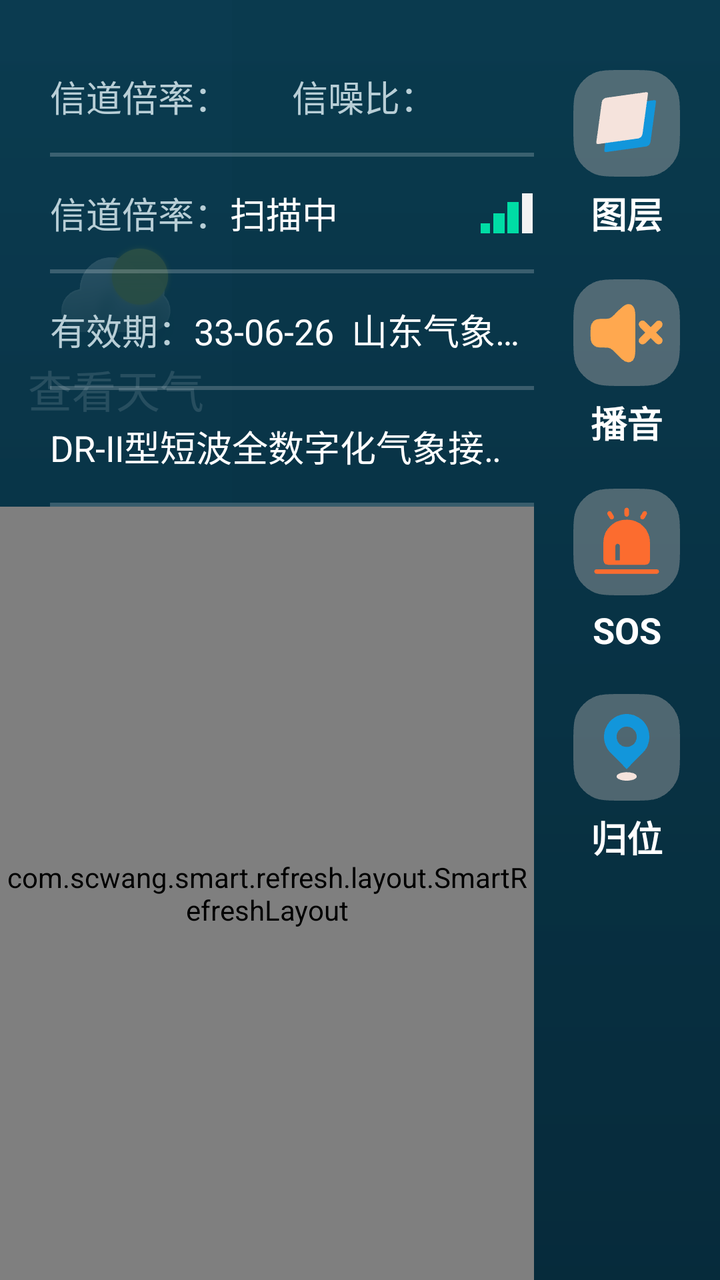
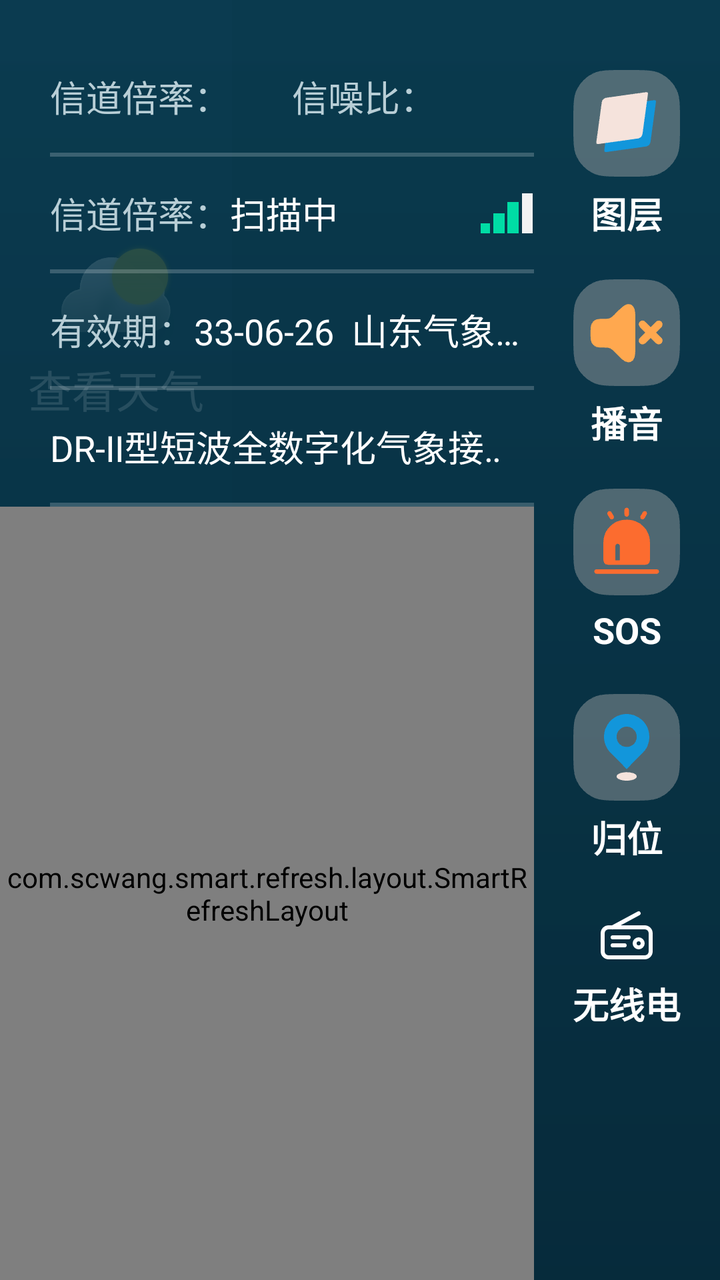

Before-and-after screenshots of an Android layout around one commit, followed by the original layout XML and the change that was made.
<!-- AndroidManifest.xml: application theme Theme.WarningNotification -->
<!-- res/layout/activity_main.xml -->
<?xml version="1.0" encoding="utf-8"?>
<androidx.constraintlayout.widget.ConstraintLayout xmlns:android="http://schemas.android.com/apk/res/android"
    xmlns:app="http://schemas.android.com/apk/res-auto"
    xmlns:tools="http://schemas.android.com/tools"
    android:layout_width="match_parent"
    android:layout_height="match_parent"
    android:background="@color/screen_bg"
    android:orientation="vertical">

    <FrameLayout
        android:id="@+id/flt_container"
        android:layout_width="match_parent"
        android:layout_height="match_parent"
        app:layout_constraintBottom_toBottomOf="parent"
        app:layout_constraintLeft_toLeftOf="parent"
        app:layout_constraintRight_toRightOf="parent"
        app:layout_constraintTop_toTopOf="parent">

        <FrameLayout
            android:id="@+id/flt_fragment"
            android:layout_width="match_parent"
            android:layout_height="match_parent" />
    </FrameLayout>

    <androidx.constraintlayout.widget.ConstraintLayout
        android:layout_width="wrap_content"
        android:layout_height="0dp"
        android:background="@drawable/bg_side_panel"
        android:paddingLeft="14dp"
        android:paddingRight="14dp"
        app:layout_constraintBottom_toBottomOf="parent"
        app:layout_constraintLeft_toLeftOf="parent"
        app:layout_constraintTop_toTopOf="parent">

        <TextView
            android:id="@+id/tv_weather"
            android:layout_width="wrap_content"
            android:layout_height="wrap_content"
            android:background="?attr/selectableItemBackgroundBorderless"
            android:drawableTop="@mipmap/ic_weather_setting"
            android:gravity="center"
            android:text="查看天气"
            android:textColor="@color/text_primary"
            android:textSize="22sp"
            app:layout_constraintBottom_toTopOf="@+id/tv_parameter_settings"
            app:layout_constraintLeft_toLeftOf="parent"
            app:layout_constraintTop_toTopOf="parent"
            app:layout_constraintVertical_chainStyle="packed" />

        <TextView
            android:id="@+id/tv_parameter_settings"
            android:layout_width="wrap_content"
            android:layout_height="wrap_content"
            android:layout_marginTop="60dp"
            android:layout_marginBottom="60dp"
            android:background="?attr/selectableItemBackgroundBorderless"
            android:drawableTop="@mipmap/ic_parameter_settings"
            android:gravity="center"
            android:text="参数设置"
            android:textColor="@color/text_primary"
            android:textSize="22sp"
            app:layout_constraintBottom_toTopOf="@+id/tv_historical_data"
            app:layout_constraintLeft_toLeftOf="parent"
            app:layout_constraintTop_toBottomOf="@id/tv_weather"
            app:layout_constraintVertical_chainStyle="packed" />

        <TextView
            android:id="@+id/tv_historical_data"
            android:layout_width="wrap_content"
            android:layout_height="wrap_content"
            android:background="?attr/selectableItemBackgroundBorderless"
            android:drawableTop="@mipmap/ic_historical_data"
            android:gravity="center"
            android:text="历史数据"
            android:textColor="@color/text_primary"
            android:textSize="22sp"
            app:layout_constraintBottom_toBottomOf="parent"
            app:layout_constraintLeft_toLeftOf="parent"
            app:layout_constraintTop_toBottomOf="@id/tv_parameter_settings"
            app:layout_constraintVertical_chainStyle="packed" />
    </androidx.constraintlayout.widget.ConstraintLayout>

    <androidx.constraintlayout.widget.ConstraintLayout
        android:layout_width="360dp"
        android:layout_height="0dp"
        android:background="@drawable/bg_side_panel"
        app:layout_constraintBottom_toBottomOf="parent"
        app:layout_constraintRight_toRightOf="parent"
        app:layout_constraintTop_toTopOf="parent">


        <TextView
            android:id="@+id/iv_layout"
            android:layout_width="wrap_content"
            android:layout_height="wrap_content"
            android:layout_marginLeft="20dp"
            android:layout_marginTop="35dp"
            android:layout_marginRight="20dp"
            android:background="?attr/selectableItemBackgroundBorderless"
            android:drawableTop="@mipmap/ic_layer"
            android:drawablePadding="5dp"
            android:gravity="center"
            android:text="图层"
            android:textColor="@color/text_primary"
            android:textSize="18sp"
            android:textStyle="bold"
            app:layout_constraintRight_toRightOf="parent"
            app:layout_constraintTop_toTopOf="parent" />

        <TextView
            android:id="@+id/iv_volume"
            android:layout_width="wrap_content"
            android:layout_height="wrap_content"
            android:layout_marginTop="20dp"
            android:background="?attr/selectableItemBackgroundBorderless"
            android:drawableTop="@drawable/volume_selector"
            android:drawablePadding="5dp"
            android:gravity="center"
            android:text="播音"
            android:textColor="@color/text_primary"
            android:textSize="18sp"
            android:textStyle="bold"
            app:layout_constraintLeft_toLeftOf="@id/iv_layout"
            app:layout_constraintRight_toRightOf="@id/iv_layout"
            app:layout_constraintTop_toBottomOf="@id/iv_layout" />

        <TextView
            android:id="@+id/iv_sos"
            android:layout_width="wrap_content"
            android:layout_height="wrap_content"
            android:layout_marginTop="20dp"
            android:background="?attr/selectableItemBackgroundBorderless"
            android:drawableTop="@mipmap/ic_sos"
            android:drawablePadding="5dp"
            android:gravity="center"
            android:text="SOS"
            android:textColor="@color/text_primary"
            android:textSize="18sp"
            android:textStyle="bold"
            app:layout_constraintLeft_toLeftOf="@id/iv_volume"
            app:layout_constraintRight_toRightOf="@id/iv_volume"
            app:layout_constraintTop_toBottomOf="@id/iv_volume" />

        <TextView
            android:id="@+id/iv_location"
            android:layout_width="wrap_content"
            android:layout_height="wrap_content"
            android:layout_marginTop="20dp"
            android:background="?attr/selectableItemBackgroundBorderless"
            android:drawableTop="@mipmap/ic_location"
            android:drawablePadding="5dp"
            android:gravity="center"
            android:text="归位"
            android:textColor="@color/text_primary"
            android:textSize="18sp"
            android:textStyle="bold"
            app:layout_constraintLeft_toLeftOf="@id/iv_sos"
            app:layout_constraintRight_toRightOf="@id/iv_sos"
            app:layout_constraintTop_toBottomOf="@id/iv_sos" />

        <View
            android:id="@+id/v_divider_right"
            android:layout_width="0dp"
            android:layout_height="0dp"
            android:layout_marginLeft="-20dp"
            app:layout_constraintBottom_toBottomOf="parent"
            app:layout_constraintLeft_toLeftOf="@id/iv_layout"
            app:layout_constraintRight_toRightOf="parent"
            app:layout_constraintTop_toTopOf="parent" />

        <TextView
            android:id="@+id/tv_channel_rate"
            android:layout_width="0dp"
            android:layout_height="wrap_content"
            android:layout_marginLeft="25dp"
            android:layout_marginTop="35dp"
            android:text="信道倍率："
            android:textColor="@color/text_secondary"
            android:textSize="18sp"
            app:layout_constraintLeft_toLeftOf="parent"
            app:layout_constraintRight_toLeftOf="@id/tv_snr"
            app:layout_constraintTop_toTopOf="parent" />

        <TextView
            android:id="@+id/tv_snr"
            android:layout_width="0dp"
            android:layout_height="wrap_content"
            android:text="信噪比："
            android:textColor="@color/text_secondary"
            android:textSize="18sp"
            app:layout_constraintBottom_toBottomOf="@id/tv_channel_rate"
            app:layout_constraintLeft_toRightOf="@id/tv_channel_rate"
            app:layout_constraintRight_toLeftOf="@id/v_divider_right"
            app:layout_constraintTop_toTopOf="@id/tv_channel_rate" />

        <View
            android:id="@+id/v_divider_2"
            android:layout_width="0dp"
            android:layout_height="2dp"
            android:layout_marginTop="15dp"
            android:background="@color/line_subtle"
            app:layout_constraintLeft_toLeftOf="@id/tv_channel_rate"
            app:layout_constraintRight_toRightOf="@id/tv_snr"
            app:layout_constraintTop_toBottomOf="@id/tv_channel_rate" />

        <TextView
            android:id="@+id/tv_channel_number_title"
            android:layout_width="0dp"
            android:layout_height="wrap_content"
            android:layout_marginTop="15dp"
            android:text="信道倍率："
            android:textColor="@color/text_secondary"
            android:textSize="18sp"
            app:layout_constraintLeft_toLeftOf="@id/v_divider_2"
            app:layout_constraintTop_toBottomOf="@id/v_divider_2" />

        <TextView
            android:id="@+id/tv_channel_number"
            android:layout_width="0dp"
            android:layout_height="wrap_content"
            android:text="扫描中"
            android:textColor="@color/text_primary"
            android:textSize="18sp"
            app:layout_constraintBottom_toBottomOf="@id/tv_channel_number_title"
            app:layout_constraintLeft_toRightOf="@id/tv_channel_number_title"
            app:layout_constraintTop_toTopOf="@id/tv_channel_number_title" />

        <ImageView
            android:id="@+id/iv_channel_number"
            android:layout_width="wrap_content"
            android:layout_height="wrap_content"
            android:src="@mipmap/ic_channel_number"
            app:layout_constraintBottom_toBottomOf="@id/tv_channel_number_title"
            app:layout_constraintRight_toRightOf="@id/v_divider_2"
            app:layout_constraintTop_toTopOf="@id/tv_channel_number_title" />

        <View
            android:id="@+id/v_divider_3"
            android:layout_width="0dp"
            android:layout_height="2dp"
            android:layout_marginTop="15dp"
            android:background="@color/line_subtle"
            app:layout_constraintLeft_toLeftOf="@id/v_divider_2"
            app:layout_constraintRight_toRightOf="@id/v_divider_2"
            app:layout_constraintTop_toBottomOf="@id/tv_channel_number_title" />

        <TextView
            android:id="@+id/tv_validity_period_title"
            android:layout_width="0dp"
            android:layout_height="wrap_content"
            android:layout_marginTop="15dp"
            android:text="有效期："
            android:textColor="@color/text_secondary"
            android:textSize="18sp"
            app:layout_constraintLeft_toLeftOf="@id/v_divider_3"
            app:layout_constraintTop_toBottomOf="@id/v_divider_3" />

        <TextView
            android:id="@+id/tv_validity_period"
            android:layout_width="0dp"
            android:layout_height="wrap_content"
            android:ellipsize="end"
            android:maxLines="1"
            android:singleLine="true"
            android:text="33-06-26  山东气象台发布的最新消息"
            android:textColor="@color/text_primary"
            android:textSize="18sp"
            app:layout_constraintBottom_toBottomOf="@id/tv_validity_period_title"
            app:layout_constraintLeft_toRightOf="@id/tv_validity_period_title"
            app:layout_constraintRight_toRightOf="@id/v_divider_3"
            app:layout_constraintTop_toTopOf="@id/tv_validity_period_title" />

        <View
            android:id="@+id/v_divider_4"
            android:layout_width="0dp"
            android:layout_height="2dp"
            android:layout_marginTop="15dp"
            android:background="@color/line_subtle"
            app:layout_constraintLeft_toLeftOf="@id/v_divider_3"
            app:layout_constraintRight_toRightOf="@id/v_divider_3"
            app:layout_constraintTop_toBottomOf="@id/tv_validity_period_title" />

        <LinearLayout
            android:id="@+id/ll_scrolling_message"
            android:layout_width="0dp"
            android:layout_height="wrap_content"
            android:layout_marginTop="15dp"
            android:gravity="center"
            app:layout_constraintLeft_toLeftOf="@id/v_divider_4"
            app:layout_constraintRight_toRightOf="@id/v_divider_4"
            app:layout_constraintTop_toBottomOf="@id/v_divider_4">

            <TextView
                android:id="@+id/tv_scrolling_message"
                android:layout_width="match_parent"
                android:layout_height="wrap_content"
                android:ellipsize="marquee"
                android:focusable="true"
                android:focusableInTouchMode="true"
                android:marqueeRepeatLimit="marquee_forever"
                android:scrollHorizontally="true"
                android:singleLine="true"
                android:text="DR-Ⅱ型短波全数字化气象接收机 DR-Ⅱ型短波全数字化气象接收机"
                android:textColor="@color/text_primary"
                android:textSize="18sp" />
        </LinearLayout>

        <View
            android:id="@+id/v_divider_5"
            android:layout_width="0dp"
            android:layout_height="2dp"
            android:layout_marginTop="15dp"
            android:background="@color/line_subtle"
            app:layout_constraintLeft_toLeftOf="@id/v_divider_4"
            app:layout_constraintRight_toRightOf="@id/v_divider_4"
            app:layout_constraintTop_toBottomOf="@id/ll_scrolling_message" />

        <com.scwang.smart.refresh.layout.SmartRefreshLayout
            android:id="@+id/refreshLayout"
            android:layout_width="0dp"
            android:layout_height="0dp"
            app:layout_constraintBottom_toBottomOf="parent"
            app:layout_constraintLeft_toLeftOf="parent"
            app:layout_constraintRight_toLeftOf="@id/v_divider_right"
            app:layout_constraintTop_toBottomOf="@id/v_divider_5">

            <com.scwang.smart.refresh.header.ClassicsHeader
                android:layout_width="match_parent"
                android:layout_height="wrap_content"
                app:srlAccentColor="@color/white" />

            <androidx.recyclerview.widget.RecyclerView
                android:id="@+id/rv_notice"
                android:layout_width="match_parent"
                android:layout_height="match_parent"
                tools:listitem="@layout/item_notice" />

            <com.scwang.smart.refresh.footer.ClassicsFooter
                android:layout_width="match_parent"
                android:layout_height="wrap_content"
                app:srlAccentColor="@color/white" />
        </com.scwang.smart.refresh.layout.SmartRefreshLayout>
    </androidx.constraintlayout.widget.ConstraintLayout>
</androidx.constraintlayout.widget.ConstraintLayout>
<!-- res/layout/item_notice.xml (included above) -->
<?xml version="1.0" encoding="utf-8"?>
<androidx.constraintlayout.widget.ConstraintLayout xmlns:android="http://schemas.android.com/apk/res/android"
    xmlns:app="http://schemas.android.com/apk/res-auto"
    android:layout_width="match_parent"
    android:layout_height="wrap_content"
    android:layout_marginLeft="10dp"
    android:layout_marginTop="8dp"
    android:layout_marginRight="10dp"
    android:layout_marginBottom="4dp"
    android:background="@drawable/shape_notioce_bg"
    android:foreground="?attr/selectableItemBackgroundBorderless">

    <ImageView
        android:id="@+id/iv_notice"
        android:layout_width="wrap_content"
        android:layout_height="wrap_content"
        android:src="@mipmap/ic_notice_alert"
        app:layout_constraintBottom_toBottomOf="parent"
        app:layout_constraintLeft_toLeftOf="parent"
        app:layout_constraintTop_toTopOf="parent" />

    <TextView
        android:id="@+id/tv_notice"
        android:layout_width="0dp"
        android:layout_height="wrap_content"
        android:ellipsize="end"
        android:maxLines="1"
        android:singleLine="true"
        android:text="[预警信息]未来0-12小时天气预警"
        android:textColor="@color/text_primary"
        android:textSize="17sp"
        android:textStyle="bold"
        app:layout_constraintBottom_toTopOf="@id/tv_notice_time"
        app:layout_constraintLeft_toRightOf="@id/iv_notice"
        app:layout_constraintRight_toRightOf="parent"
        app:layout_constraintTop_toTopOf="parent" />

    <TextView
        android:id="@+id/tv_notice_time"
        android:layout_width="0dp"
        android:layout_height="wrap_content"
        android:ellipsize="end"
        android:maxLines="1"
        android:singleLine="true"
        android:text="接收时间:2025年10月09日 10时"
        android:textColor="@color/text_secondary"
        android:textSize="15sp"
        app:layout_constraintBottom_toBottomOf="parent"
        app:layout_constraintLeft_toLeftOf="@id/tv_notice"
        app:layout_constraintRight_toRightOf="parent"
        app:layout_constraintTop_toBottomOf="@id/tv_notice" />
</androidx.constraintlayout.widget.ConstraintLayout>
<!-- resources referenced by this layout -->
<resources>
  <color name="line_subtle">#33FFFFFF</color>
  <color name="screen_bg">#062F3E</color>
  <color name="text_primary">#FFFFFFFF</color>
  <color name="text_secondary">#B8CED6</color>
  <color name="white">#FFFFFFFF</color>
  <!-- drawable bg_side_panel (drawable) -->
  <?xml version="1.0" encoding="utf-8"?>
  <shape xmlns:android="http://schemas.android.com/apk/res/android">
      <gradient
          android:angle="90"
          android:endColor="@color/panel_overlay"
          android:startColor="@color/panel_overlay_dark" />
  </shape>
  <!-- drawable shape_notioce_bg (drawable) -->
  <?xml version="1.0" encoding="utf-8"?>
  <shape xmlns:android="http://schemas.android.com/apk/res/android">
      <solid android:color="#66254F60" />
  
      <stroke
          android:width="1dp"
          android:color="@color/line_subtle" />
  
      <corners android:radius="8dp" />
  
      <padding
          android:bottom="10dp"
          android:left="12dp"
          android:right="12dp"
          android:top="10dp" />
  </shape>
  <!-- drawable volume_selector (drawable) -->
  <?xml version="1.0" encoding="utf-8"?>
  <selector xmlns:android="http://schemas.android.com/apk/res/android">
      
      <item android:drawable="@mipmap/ic_volume" android:state_selected="true" />
  
      
      <item android:drawable="@mipmap/ic_volume_not" android:state_selected="false" />
  
  </selector>
  <!-- mipmap ic_channel_number: png bitmap (mipmap-xxhdpi, 2011 bytes) -->
  <!-- mipmap ic_historical_data: png bitmap (mipmap-xxhdpi, 17705 bytes) -->
  <!-- mipmap ic_layer: png bitmap (mipmap-xxhdpi, 6220 bytes) -->
  <!-- mipmap ic_location: png bitmap (mipmap-xxhdpi, 6259 bytes) -->
  <!-- mipmap ic_notice_alert: png bitmap (mipmap-xxhdpi, 3262 bytes) -->
  <!-- mipmap ic_parameter_settings: png bitmap (mipmap-xxhdpi, 13914 bytes) -->
  <!-- mipmap ic_sos: png bitmap (mipmap-xxhdpi, 6558 bytes) -->
  <!-- mipmap ic_weather_setting: png bitmap (mipmap-xxhdpi, 23819 bytes) -->
  <style name="Theme.WarningNotification" parent="Base.Theme.WarningNotification" />
  <color name="panel_overlay">#DD0A3B50</color>
  <color name="panel_overlay_dark">#E6062A3A</color>
  <style name="Base.Theme.WarningNotification" parent="Theme.Material3.DayNight.NoActionBar">
          
          
      </style>
</resources>

<!-- the commit's change to res/layout/activity_main.xml (unified diff, before → after) -->
@@ -157,6 +157,23 @@
             app:layout_constraintLeft_toLeftOf="@id/iv_sos"
             app:layout_constraintRight_toRightOf="@id/iv_sos"
             app:layout_constraintTop_toBottomOf="@id/iv_sos" />
+
+        <TextView
+            android:id="@+id/tv_speech_dictation"
+            android:layout_width="wrap_content"
+            android:layout_height="wrap_content"
+            android:layout_marginTop="20dp"
+            android:background="?attr/selectableItemBackgroundBorderless"
+            android:drawableTop="@drawable/ic_radio_dictation"
+            android:drawablePadding="5dp"
+            android:gravity="center"
+            android:text="无线电"
+            android:textColor="@color/text_primary"
+            android:textSize="18sp"
+            android:textStyle="bold"
+            app:layout_constraintLeft_toLeftOf="@id/iv_location"
+            app:layout_constraintRight_toRightOf="@id/iv_location"
+            app:layout_constraintTop_toBottomOf="@id/iv_location" />
 
         <View
             android:id="@+id/v_divider_right"
<!-- resource entries referenced after the edit -->
@@ -13,6 +13,37 @@
           android:endColor="@color/panel_overlay"
           android:startColor="@color/panel_overlay_dark" />
   </shape>
+  <!-- drawable ic_radio_dictation (drawable) -->
+  <?xml version="1.0" encoding="utf-8"?>
+  <vector xmlns:android="http://schemas.android.com/apk/res/android"
+      android:width="32dp"
+      android:height="32dp"
+      android:viewportWidth="32"
+      android:viewportHeight="32">
+      <path
+          android:fillColor="@android:color/transparent"
+          android:pathData="M7,12H25C26.7,12 28,13.3 28,15V24C28,25.7 26.7,27 25,27H7C5.3,27 4,25.7 4,24V15C4,13.3 5.3,12 7,12Z"
+          android:strokeColor="@color/text_primary"
+          android:strokeLineJoin="round"
+          android:strokeWidth="2" />
+      <path
+          android:fillColor="@android:color/transparent"
+          android:pathData="M9,12L22,5"
+          android:strokeColor="@color/text_primary"
+          android:strokeLineCap="round"
+          android:strokeWidth="2" />
+      <path
+          android:fillColor="@android:color/transparent"
+          android:pathData="M9,17H17M9,21H15"
+          android:strokeColor="@color/text_primary"
+          android:strokeLineCap="round"
+          android:strokeWidth="2" />
+      <path
+          android:fillColor="@android:color/transparent"
+          android:pathData="M22,18C23.1,18 24,18.9 24,20C24,21.1 23.1,22 22,22C20.9,22 20,21.1 20,20C20,18.9 20.9,18 22,18Z"
+          android:strokeColor="@color/text_primary"
+          android:strokeWidth="2" />
+  </vector>
   <!-- drawable shape_notioce_bg (drawable) -->
   <?xml version="1.0" encoding="utf-8"?>
   <shape xmlns:android="http://schemas.android.com/apk/res/android">
